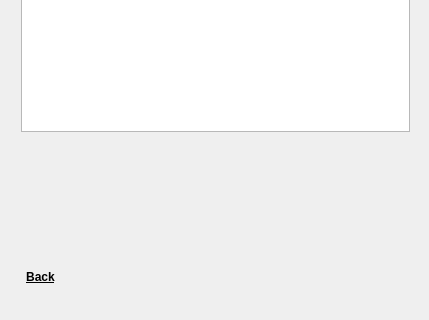
Qt form src/form/mainwindow.ui (dank-devz/effective-octo-meme) before a commit; both pictures show x 0 to 429 and y 196 to 516 of the 429 by 516 pixel window.
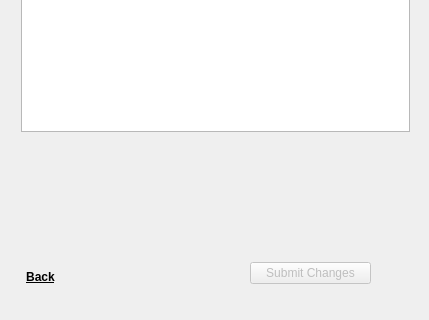
The same form after that commit. The open tabs and pages were chosen to show the change.

Commit message: Logging in now has the ability to activate buttons. These activate and deactivate in real time, even if you're on the same page. I've made a slot that initializes all admin functions, so whenever an admin logs in or logs out, all features will be instantly activated or deactivated.

The edit to the form file:
```diff
--- a/src/form/mainwindow.ui
+++ b/src/form/mainwindow.ui
@@ -422,6 +422,22 @@
        </item>
       </layout>
      </widget>
+     <widget class="QPushButton" name="admin_submitChanges_pushButton">
+      <property name="enabled">
+       <bool>false</bool>
+      </property>
+      <property name="geometry">
+       <rect>
+        <x>250</x>
+        <y>440</y>
+        <width>121</width>
+        <height>22</height>
+       </rect>
+      </property>
+      <property name="text">
+       <string>Submit Changes</string>
+      </property>
+     </widget>
     </widget>
     <widget class="QWidget" name="page_cartItems">
      <widget class="QTableView" name="cartItems_tableView_items">
```
Left out of the diff: 6 changed lines with no effect on the pictures. The commit also changes 4 other files.
